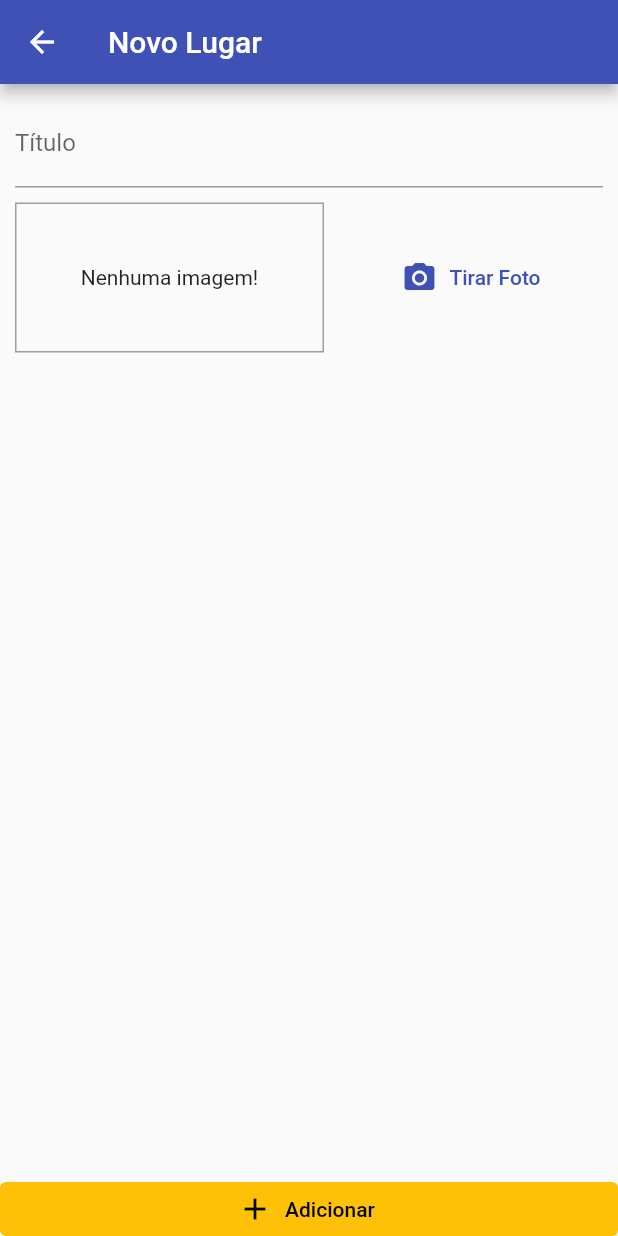
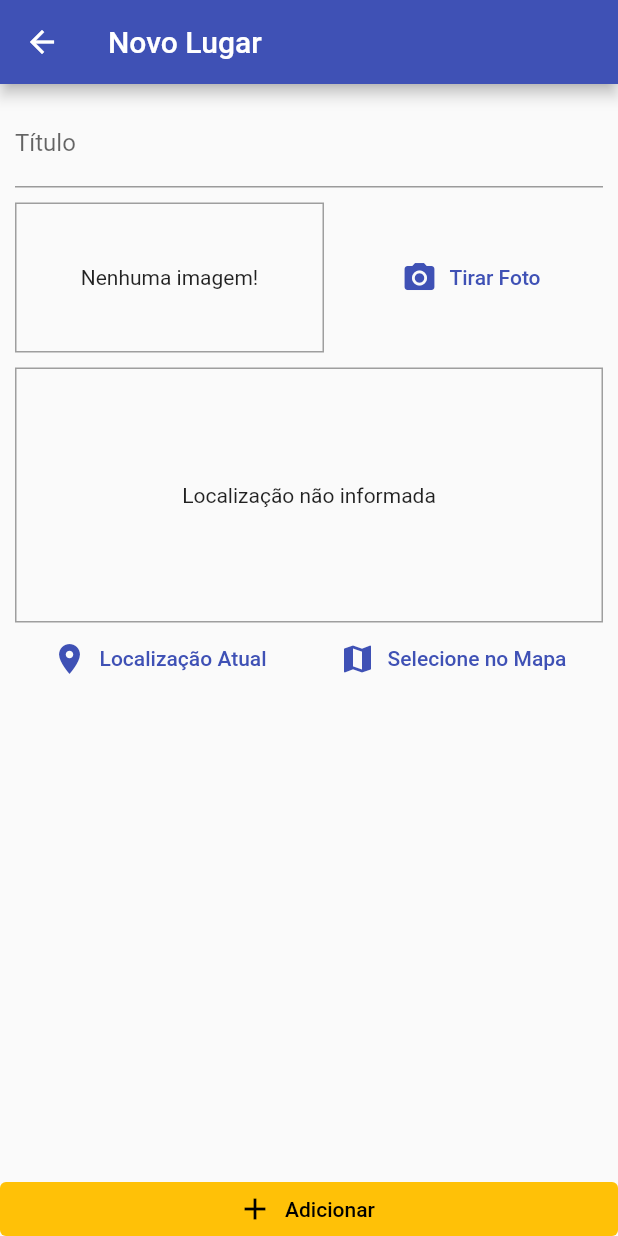
Before and after one commit to Joao-Kleber-Linhalis/great_places_app, a Flutter app: the PlaceFormScreen screen opened by its route, after a tap on "Tirar Foto", on a phone screen of 412 x 824 dp. Run offline on Flutter 3.47's test engine with Material 3 defaults, Android fonts, the phone set to English and light mode, and no system bars; our stand-ins replace image_picker, sqflite; accounts and stored records are empty.

Commit message:
Location e criação do Location Input

```diff
--- a/lib/screens/place_form_screen.dart
+++ b/lib/screens/place_form_screen.dart
@@ -4,6 +4,7 @@ import 'package:flutter/material.dart';
 import 'package:flutter/widgets.dart';
 import 'package:great_places_app/providers/great_places.dart';
 import 'package:great_places_app/widgets/image_input.dart';
+import 'package:great_places_app/widgets/location_input.dart';
 import 'package:provider/provider.dart';
 
 class PlaceFormScreen extends StatefulWidget {
@@ -56,6 +57,8 @@ class _PlaceFormScreenState extends State<PlaceFormScreen> {
                     ),
                     SizedBox(height: 10),
                     ImageInput(_selectImage),
+                    SizedBox(height: 10),
+                    LocationInput(),
                   ],
                 ),
               ),
@@ -64,13 +67,12 @@ class _PlaceFormScreenState extends State<PlaceFormScreen> {
           ElevatedButton.icon(
             label: Text(
               'Adicionar',
-              style: Theme.of(context).textTheme.labelLarge,
             ),
             icon: Icon(
               Icons.add,
-              color: Theme.of(context).textTheme.labelLarge!.color,
             ),
             style: ElevatedButton.styleFrom(
+              foregroundColor: Theme.of(context).textTheme.labelLarge!.color,
               backgroundColor: Theme.of(context).colorScheme.secondary,
               elevation: 0,
               tapTargetSize: MaterialTapTargetSize.shrinkWrap,
--- a/lib/widgets/image_input.dart
+++ b/lib/widgets/image_input.dart
@@ -18,22 +18,22 @@ class _ImageInputState extends State<ImageInput> {
   File? _storedImage;
 
   _takePicture() async {
-    final ImagePicker _imagePicker = ImagePicker();
-    XFile imageFile = await _imagePicker.pickImage(
+    final ImagePicker _imagePicker = ImagePicker(); //Instancia a api necessária para acessar a camera
+    XFile imageFile = await _imagePicker.pickImage( //acessa a camera e retorna o File da foto tirada
       source: ImageSource.camera,
       maxWidth: 600,
     ) as XFile;
 
     setState(() {
-      _storedImage = File(imageFile.path);
+      _storedImage = File(imageFile.path); //salva o caminho da foto tirada
     });
 
-    final appDir = await syspaths.getApplicationDocumentsDirectory();
-    String fileName = path.basename(_storedImage!.path);
-    final savedImage = await _storedImage!.copy(
+    final appDir = await syspaths.getApplicationDocumentsDirectory(); //pega o diretório do app, no caso o Great_places
+    String fileName = path.basename(_storedImage!.path); //Pega o nome do arquivo da foto tirada
+    final savedImage = await _storedImage!.copy( //copia a foto tirada para dentro do diretório do app
       '${appDir.path}/$fileName',
     );
-    widget.onSelectImage(savedImage);
+    widget.onSelectImage(savedImage); //devolve o path para o novo diretório da foto tirada
   }
 
   @override
--- /dev/null
+++ b/lib/widgets/location_input.dart
@@ -0,0 +1,59 @@
+import 'package:flutter/material.dart';
+
+class LocationInput extends StatefulWidget {
+  const LocationInput({super.key});
+
+  @override
+  State<LocationInput> createState() => _LocationInputState();
+}
+
+class _LocationInputState extends State<LocationInput> {
+  String? _previewImageUrl;
+
+  @override
+  Widget build(BuildContext context) {
+    return Column(
+      children: [
+        Container(
+          height: 170,
+          width: double.infinity,
+          alignment: Alignment.center,
+          decoration: BoxDecoration(
+            border: Border.all(
+              width: 1,
+              color: Colors.grey,
+            ),
+          ),
+          child: _previewImageUrl == null
+              ? const Text("Localização não informada")
+              : Image.network(
+                  _previewImageUrl!,
+                  fit: BoxFit.cover,
+                  width: double.infinity,
+                ),
+        ),
+        Row(
+          mainAxisAlignment: MainAxisAlignment.spaceAround,
+          children: [
+            TextButton.icon(
+              label: const Text('Localização Atual'),
+              icon: const Icon(Icons.location_on),
+              style: ElevatedButton.styleFrom(
+                foregroundColor: Theme.of(context).colorScheme.primary,
+              ),
+              onPressed: () {},
+            ),
+            TextButton.icon(
+              label: const Text('Selecione no Mapa'),
+              icon: const Icon(Icons.map),
+              style: ElevatedButton.styleFrom(
+                foregroundColor: Theme.of(context).colorScheme.primary,
+              ),
+              onPressed: () {},
+            ),
+          ],
+        ),
+      ],
+    );
+  }
+}
--- a/pubspec.yaml
+++ b/pubspec.yaml
@@ -40,6 +40,11 @@ dependencies:
   path_provider: ^2.1.2
   path: ^1.9.0
   sqflite: ^2.3.2
+  location:
+    git:
+      url: https://github.com/781flyingdutchman/flutterlocation.git
+      ref: V4
+      path: packages/location
 
 dev_dependencies:
   flutter_test:
```
Also changed, not shown: pubspec.lock, 1 other file.
